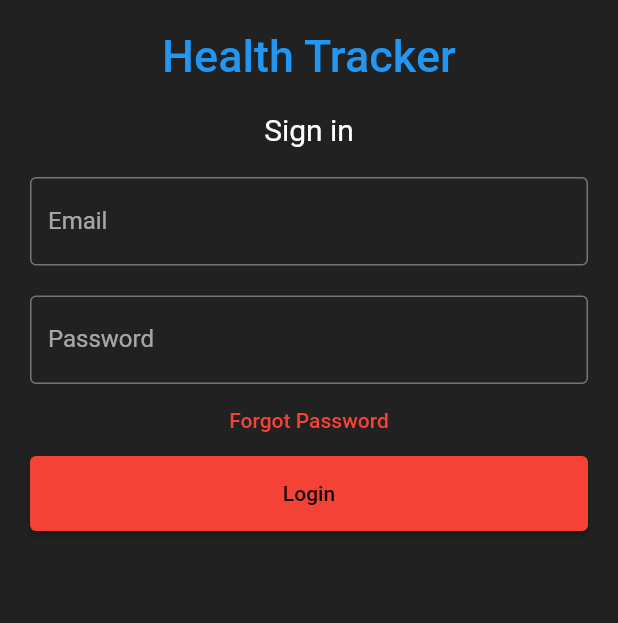
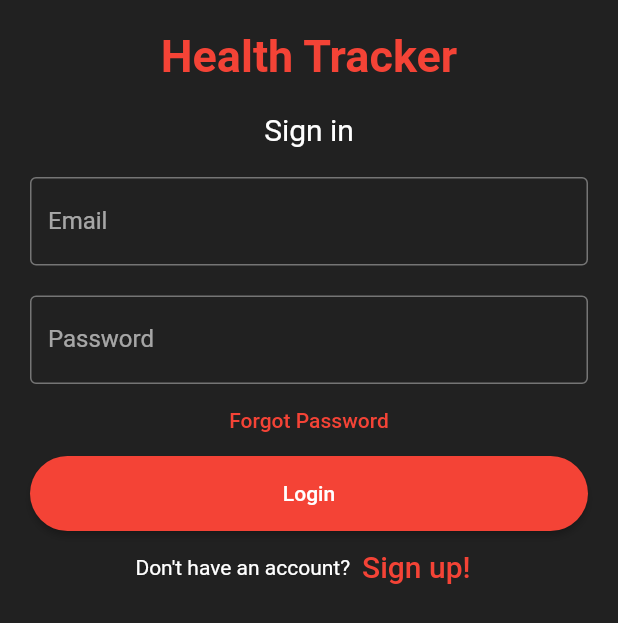
Before and after one commit to AnisDhia/health_tracker, a Flutter app: the screen it shows after launch, on a phone screen of 412 x 824 dp. Shown: the top 623 px of the screen. Run offline on Flutter 3.47's test engine with Material 2 defaults, Android fonts, the phone set to English and light mode, and no system bars; our stand-ins replace animated_theme_switcher, firebase_auth, firebase_core, image_picker, shared_preferences; accounts and stored records are empty.

Commit message:
Implemented Sign Up

```diff
--- a/lib/pages/login_screen.dart
+++ b/lib/pages/login_screen.dart
@@ -1,5 +1,7 @@
 import 'package:flutter/material.dart';
+import 'package:health_tracker/pages/registration_screen.dart';
 import 'package:health_tracker/services/authentication_service.dart';
+import 'package:health_tracker/widgets/button-widget.dart';
 import 'package:provider/provider.dart';
 
 class LoginScreen extends StatefulWidget {
@@ -26,8 +28,8 @@ class _LoginScreenState extends State<LoginScreen> {
                   child: const Text(
                     'Health Tracker',
                     style: TextStyle(
-                        color: Colors.blue,
-                        fontWeight: FontWeight.w500,
+                        color: Colors.red,
+                        fontWeight: FontWeight.bold,
                         fontSize: 30),
                   )),
               Container(
@@ -67,33 +69,46 @@ class _LoginScreenState extends State<LoginScreen> {
               Container(
                   height: 50,
                   padding: const EdgeInsets.fromLTRB(10, 0, 10, 0),
-                  child: ElevatedButton(
-                    child: const Text('Login'),
+                  child: buildLoginButton(),
+                  // ElevatedButton(
+                  //   child: const Text('Login'),
+                  //   onPressed: () {
+                  //     context.read<AuthenticationService>().signIn(
+                  //       email: emailController.text.trim(),
+                  //       password: passwordController.text.trim()
+                  //     );
+                  //   },
+                  // )
+              ),
+              Row(
+                children: <Widget>[
+                  const Text('Don\'t have an account?'),
+                  TextButton(
+                    child: const Text(
+                      'Sign up!',
+                      style: TextStyle(fontSize: 20),
+                    ),
                     onPressed: () {
-                      context.read<AuthenticationService>().signIn(
-                        email: emailController.text.trim(),
-                        password: passwordController.text.trim()
-                      );
+                      //signup screen
+                      Navigator.push(context, MaterialPageRoute(builder: (context) => const SignUpScreen()));
                     },
                   )
+                ],
+                mainAxisAlignment: MainAxisAlignment.center,
               ),
-              // Row(
-              //   children: <Widget>[
-              //     const Text('Does not have account?'),
-              //     TextButton(
-              //       child: const Text(
-              //         'Sign in',
-              //         style: TextStyle(fontSize: 20),
-              //       ),
-              //       onPressed: () {
-              //         //signup screen
-              //       },
-              //     )
-              //   ],
-              //   mainAxisAlignment: MainAxisAlignment.center,
-              // ),
             ],
           )),
     );
   }
+
+
+  Widget buildLoginButton() => ButtonWidget(
+  text: 'Login',
+  onClicked: () {
+    context.read<AuthenticationService>().signIn(
+        email: emailController.text.trim(),
+        password: passwordController.text.trim()
+      );
+  },
+);
 }
--- a/lib/services/authentication_service.dart
+++ b/lib/services/authentication_service.dart
@@ -9,13 +9,16 @@ class AuthenticationService {
 
   Future<void> signOut() async {
     await _firebaseAuth.signOut();
+    print('Signed Out');
   }
 
   Future<String?> signIn({required String email, required String password}) async{
     try {
       await _firebaseAuth.signInWithEmailAndPassword(email: email, password: password);
+      print('Signed In');
       return "Signed in";
     } on FirebaseAuthException catch(e) {
+      print(e.message);
       return e.message;
     }
   }
@@ -23,8 +26,10 @@ class AuthenticationService {
   Future<String?> signUp({required String email, required String password}) async{
     try {
       await _firebaseAuth.createUserWithEmailAndPassword(email: email, password: password);
+      print('Signed Up');
       return "Signed up";
     } on FirebaseAuthException catch (e) {
+      print(e.message);
       return e.message;
     }
   }
--- a/lib/themes.dart
+++ b/lib/themes.dart
@@ -1,14 +1,13 @@
 import 'package:flutter/material.dart';
-import 'package:flutter/services.dart';
 
 class MyThemes {
-  static final primary = Colors.red;
+  static const primary = Colors.red;
   static final primaryColor = Colors.red.shade300;
 
   static final darkTheme = ThemeData(
     scaffoldBackgroundColor: Colors.grey.shade900,
     primaryColorDark: primaryColor,
-    colorScheme: ColorScheme.dark(primary: primary),
+    colorScheme: const ColorScheme.dark(primary: primary),
     dividerColor: Colors.white,
   );
 
@@ -19,7 +18,7 @@ class MyThemes {
       backgroundColor: Colors.white,
       foregroundColor: Colors.black,
       ),
-    colorScheme: ColorScheme.light(primary: primary),
+    colorScheme: const ColorScheme.light(primary: primary),
     dividerColor: Colors.black,
   );
 }
```
Also changed, not shown: lib/pages/registration_screen.dart (+110 -0 lines).
